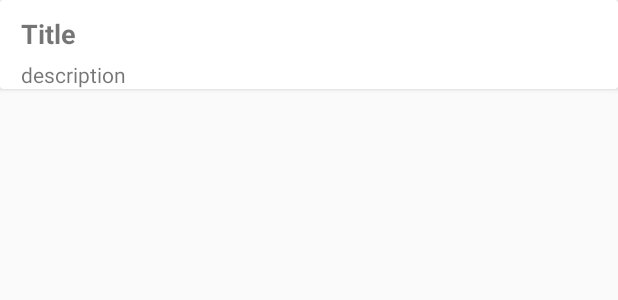
After one commit to leogsouza/build-21-android-apps, an Android app: the layout list_row.xml on its own in the app's theme, with its tools: preview values and no code run, on a phone screen of 412 x 824 dp. The commit adds this screen. Shown: the top 300 px of the screen. Run offline under Robolectric (Android 15) with nearby library versions, the phone set to English and light mode, and no system bars.

Commit message:
App RecyclerView: Add CardView

```diff
--- a/RecyclerViewApp/app/build.gradle
+++ b/RecyclerViewApp/app/build.gradle
@@ -25,4 +25,6 @@ dependencies {
     testImplementation 'junit:junit:4.12'
     androidTestImplementation 'com.android.support.test:runner:1.0.1'
     androidTestImplementation 'com.android.support.test.espresso:espresso-core:3.0.1'
+    implementation 'com.android.support:recyclerview-v7:26.1.0'
+    implementation 'com.android.support:cardview-v7:26.1.0'
 }
--- a/RecyclerViewApp/app/src/main/res/layout/activity_main.xml
+++ b/RecyclerViewApp/app/src/main/res/layout/activity_main.xml
@@ -6,4 +6,15 @@
     android:layout_height="match_parent"
     tools:context="br.com.leogsouza.recyclerviewapp.MainActivity">
 
+    <android.support.v7.widget.RecyclerView
+        android:layout_width="368dp"
+        android:layout_height="495dp"
+        android:layout_marginBottom="8dp"
+        android:layout_marginEnd="8dp"
+        android:layout_marginStart="8dp"
+        android:layout_marginTop="8dp"
+        app:layout_constraintBottom_toBottomOf="parent"
+        app:layout_constraintEnd_toEndOf="parent"
+        app:layout_constraintStart_toStartOf="parent"
+        app:layout_constraintTop_toTopOf="parent" />
 </android.support.constraint.ConstraintLayout>
--- /dev/null
+++ b/RecyclerViewApp/app/src/main/res/layout/list_row.xml
@@ -0,0 +1,36 @@
+<?xml version="1.0" encoding="utf-8"?>
+<RelativeLayout xmlns:android="http://schemas.android.com/apk/res/android"
+    android:orientation="vertical" android:layout_width="match_parent"
+    android:layout_height="match_parent">
+
+    <android.support.v7.widget.CardView
+        android:layout_width="match_parent"
+        android:layout_height="wrap_content" >
+
+        <LinearLayout
+            android:layout_width="match_parent"
+            android:layout_height="match_parent"
+            android:orientation="vertical">
+
+            <TextView
+                android:id="@+id/title"
+                android:text="Title"
+                android:layout_weight="1"
+                android:paddingLeft="14dp"
+                android:paddingTop="10dp"
+                android:textSize="18sp"
+                android:textStyle="bold"
+                android:layout_width="wrap_content"
+                android:layout_height="wrap_content" />
+
+            <TextView
+                android:id="@+id/description"
+                android:layout_weight="1"
+                android:text="description"
+                android:paddingTop="5dp"
+                android:paddingLeft="14dp"
+                android:layout_width="wrap_content"
+                android:layout_height="wrap_content" />
+        </LinearLayout>
+    </android.support.v7.widget.CardView>
+</RelativeLayout>
```
